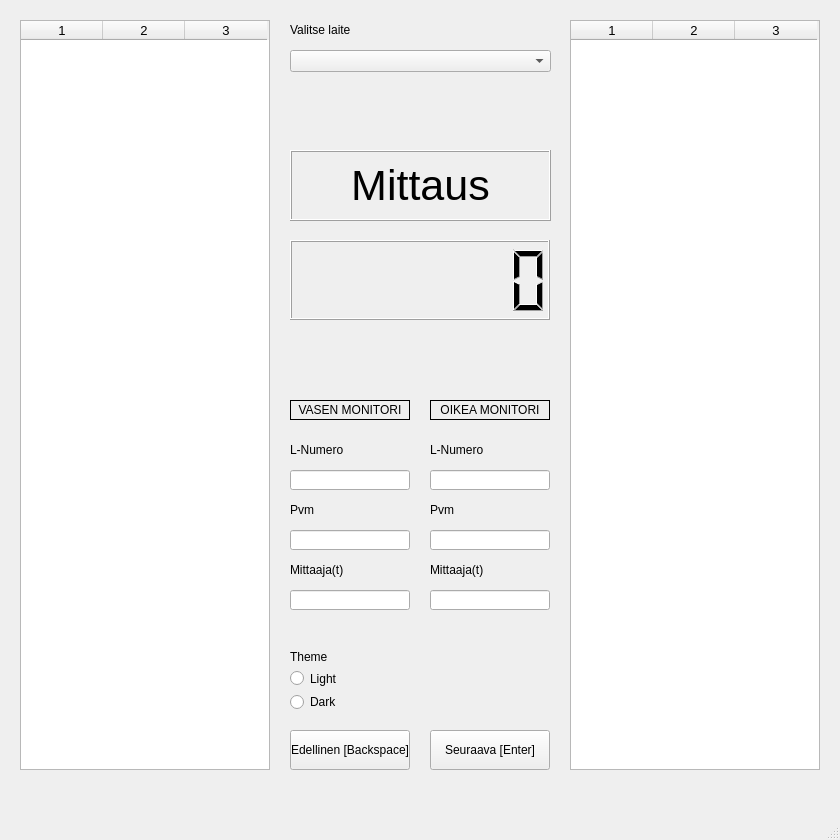
cyanidesayonara/monitorimittari, file ui.ui: the form before one commit.
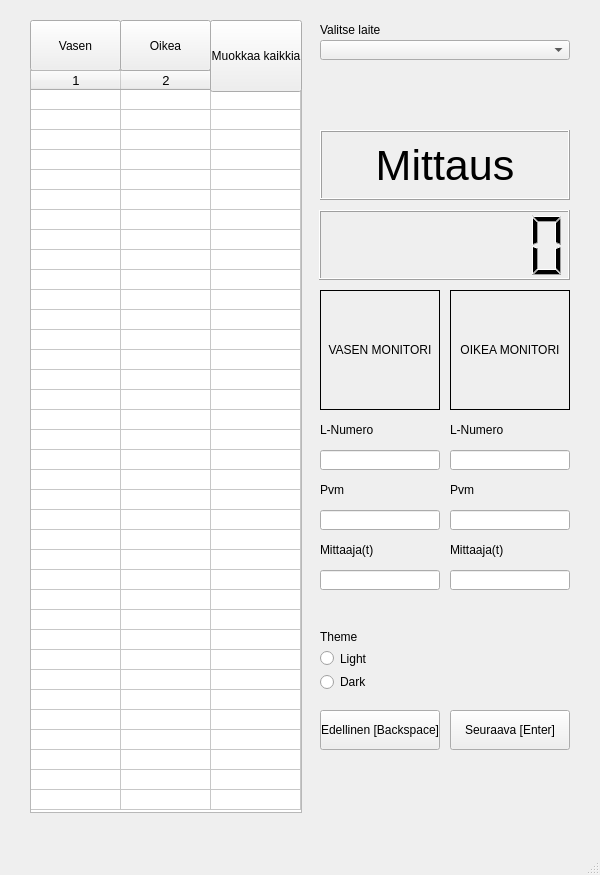
The form after the commit.

Patch:
```diff
--- a/ui.ui
+++ b/ui.ui
@@ -6,8 +6,8 @@
    <rect>
     <x>0</x>
     <y>0</y>
-    <width>840</width>
-    <height>840</height>
+    <width>600</width>
+    <height>875</height>
    </rect>
   </property>
   <property name="windowTitle">
@@ -17,8 +17,8 @@
    <widget class="QPushButton" name="backwardButton">
     <property name="geometry">
      <rect>
-      <x>290</x>
-      <y>730</y>
+      <x>320</x>
+      <y>710</y>
       <width>120</width>
       <height>40</height>
      </rect>
@@ -30,8 +30,8 @@
    <widget class="QPushButton" name="forwardButton">
     <property name="geometry">
      <rect>
-      <x>430</x>
-      <y>730</y>
+      <x>450</x>
+      <y>710</y>
       <width>120</width>
       <height>40</height>
      </rect>
@@ -43,17 +43,17 @@
    <widget class="QComboBox" name="deviceBox">
     <property name="geometry">
      <rect>
-      <x>290</x>
-      <y>50</y>
-      <width>261</width>
-      <height>22</height>
+      <x>320</x>
+      <y>40</y>
+      <width>250</width>
+      <height>20</height>
      </rect>
     </property>
    </widget>
    <widget class="QLabel" name="deviceBoxLabel">
     <property name="geometry">
      <rect>
-      <x>290</x>
+      <x>320</x>
       <y>20</y>
       <width>260</width>
       <height>20</height>
@@ -66,10 +66,10 @@
    <widget class="QLCDNumber" name="lcdNumber">
     <property name="geometry">
      <rect>
-      <x>290</x>
-      <y>240</y>
-      <width>260</width>
-      <height>80</height>
+      <x>319</x>
+      <y>210</y>
+      <width>251</width>
+      <height>70</height>
      </rect>
     </property>
     <property name="lineWidth">
@@ -88,10 +88,10 @@
    <widget class="QLabel" name="measurementLabel">
     <property name="geometry">
      <rect>
-      <x>290</x>
-      <y>150</y>
-      <width>261</width>
-      <height>71</height>
+      <x>320</x>
+      <y>130</y>
+      <width>250</width>
+      <height>70</height>
      </rect>
     </property>
     <property name="font">
@@ -112,64 +112,13 @@
      <set>Qt::AlignCenter</set>
     </property>
    </widget>
-   <widget class="QTableWidget" name="leftTableWidget">
-    <property name="geometry">
-     <rect>
-      <x>20</x>
-      <y>20</y>
-      <width>250</width>
-      <height>750</height>
-     </rect>
-    </property>
-    <property name="font">
-     <font>
-      <pointsize>10</pointsize>
-     </font>
-    </property>
-    <property name="showGrid">
-     <bool>true</bool>
-    </property>
-    <property name="gridStyle">
-     <enum>Qt::SolidLine</enum>
-    </property>
-    <property name="rowCount">
-     <number>0</number>
-    </property>
-    <property name="columnCount">
-     <number>3</number>
-    </property>
-    <attribute name="horizontalHeaderVisible">
-     <bool>true</bool>
-    </attribute>
-    <attribute name="horizontalHeaderDefaultSectionSize">
-     <number>82</number>
-    </attribute>
-    <attribute name="horizontalHeaderMinimumSectionSize">
-     <number>39</number>
-    </attribute>
-    <attribute name="verticalHeaderVisible">
-     <bool>false</bool>
-    </attribute>
-    <attribute name="verticalHeaderCascadingSectionResizes">
-     <bool>false</bool>
-    </attribute>
-    <attribute name="verticalHeaderDefaultSectionSize">
-     <number>20</number>
-    </attribute>
-    <attribute name="verticalHeaderMinimumSectionSize">
-     <number>20</number>
-    </attribute>
-    <column/>
-    <column/>
-    <column/>
-   </widget>
    <widget class="QTableWidget" name="rightTableWidget">
     <property name="geometry">
      <rect>
-      <x>570</x>
-      <y>20</y>
-      <width>250</width>
-      <height>750</height>
+      <x>30</x>
+      <y>70</y>
+      <width>272</width>
+      <height>743</height>
      </rect>
     </property>
     <property name="font">
@@ -177,6 +126,9 @@
       <pointsize>10</pointsize>
      </font>
     </property>
+    <property name="verticalScrollBarPolicy">
+     <enum>Qt::ScrollBarAlwaysOff</enum>
+    </property>
     <property name="showGrid">
      <bool>true</bool>
     </property>
@@ -184,7 +136,7 @@
      <enum>Qt::SolidLine</enum>
     </property>
     <property name="rowCount">
-     <number>0</number>
+     <number>36</number>
     </property>
     <property name="columnCount">
      <number>3</number>
@@ -193,7 +145,7 @@
      <bool>true</bool>
     </attribute>
     <attribute name="horizontalHeaderDefaultSectionSize">
-     <number>82</number>
+     <number>90</number>
     </attribute>
     <attribute name="verticalHeaderVisible">
      <bool>false</bool>
@@ -202,11 +154,47 @@
      <bool>false</bool>
     </attribute>
     <attribute name="verticalHeaderDefaultSectionSize">
-     <number>20</number>
+     <number>18</number>
     </attribute>
     <attribute name="verticalHeaderMinimumSectionSize">
      <number>20</number>
     </attribute>
+    <row/>
+    <row/>
+    <row/>
+    <row/>
+    <row/>
+    <row/>
+    <row/>
+    <row/>
+    <row/>
+    <row/>
+    <row/>
+    <row/>
+    <row/>
+    <row/>
+    <row/>
+    <row/>
+    <row/>
+    <row/>
+    <row/>
+    <row/>
+    <row/>
+    <row/>
+    <row/>
+    <row/>
+    <row/>
+    <row/>
+    <row/>
+    <row/>
+    <row/>
+    <row/>
+    <row/>
+    <row/>
+    <row/>
+    <row/>
+    <row/>
+    <row/>
     <column/>
     <column/>
     <column/>
@@ -214,8 +202,8 @@
    <widget class="QLineEdit" name="leftLNumberInput">
     <property name="geometry">
      <rect>
-      <x>290</x>
-      <y>470</y>
+      <x>320</x>
+      <y>450</y>
       <width>120</width>
       <height>20</height>
      </rect>
@@ -224,8 +212,8 @@
    <widget class="QLineEdit" name="rightLNumberInput">
     <property name="geometry">
      <rect>
-      <x>430</x>
-      <y>470</y>
+      <x>450</x>
+      <y>450</y>
       <width>120</width>
       <height>20</height>
      </rect>
@@ -234,10 +222,10 @@
    <widget class="QLabel" name="leftMonitorLabel">
     <property name="geometry">
      <rect>
-      <x>290</x>
-      <y>400</y>
+      <x>320</x>
+      <y>290</y>
       <width>120</width>
-      <height>20</height>
+      <height>120</height>
      </rect>
     </property>
     <property name="frameShape">
@@ -253,10 +241,10 @@
    <widget class="QLabel" name="rightMonitorLabel">
     <property name="geometry">
      <rect>
-      <x>430</x>
-      <y>400</y>
+      <x>450</x>
+      <y>290</y>
       <width>120</width>
-      <height>20</height>
+      <height>120</height>
      </rect>
     </property>
     <property name="frameShape">
@@ -272,8 +260,8 @@
    <widget class="QLabel" name="leftLNumberLabel">
     <property name="geometry">
      <rect>
-      <x>290</x>
-      <y>440</y>
+      <x>320</x>
+      <y>420</y>
       <width>120</width>
       <height>20</height>
      </rect>
@@ -285,8 +273,8 @@
    <widget class="QLabel" name="rightLNumberLabel">
     <property name="geometry">
      <rect>
-      <x>430</x>
-      <y>440</y>
+      <x>450</x>
+      <y>420</y>
       <width>120</width>
       <height>20</height>
      </rect>
@@ -298,8 +286,8 @@
    <widget class="QLabel" name="rightPvmLabel">
     <property name="geometry">
      <rect>
-      <x>430</x>
-      <y>500</y>
+      <x>450</x>
+      <y>480</y>
       <width>120</width>
       <height>20</height>
      </rect>
@@ -311,8 +299,8 @@
    <widget class="QLineEdit" name="leftLPvmInput_2">
     <property name="geometry">
      <rect>
-      <x>290</x>
-      <y>530</y>
+      <x>320</x>
+      <y>510</y>
       <width>120</width>
       <height>20</height>
      </rect>
@@ -321,8 +309,8 @@
    <widget class="QLineEdit" name="rightLPvmInput">
     <property name="geometry">
      <rect>
-      <x>430</x>
-      <y>530</y>
+      <x>450</x>
+      <y>510</y>
       <width>120</width>
       <height>20</height>
      </rect>
@@ -331,8 +319,8 @@
    <widget class="QLabel" name="leftPvmLabel">
     <property name="geometry">
      <rect>
-      <x>290</x>
-      <y>500</y>
+      <x>320</x>
+      <y>480</y>
       <width>120</width>
       <height>20</height>
      </rect>
@@ -344,8 +332,8 @@
    <widget class="QLabel" name="leftMittaajaLabel">
     <property name="geometry">
      <rect>
-      <x>290</x>
-      <y>560</y>
+      <x>320</x>
+      <y>540</y>
       <width>120</width>
       <height>20</height>
      </rect>
@@ -357,8 +345,8 @@
    <widget class="QLabel" name="rightMittaajaLabel">
     <property name="geometry">
      <rect>
-      <x>430</x>
-      <y>560</y>
+      <x>450</x>
+      <y>540</y>
       <width>120</width>
       <height>20</height>
      </rect>
@@ -370,8 +358,8 @@
    <widget class="QLineEdit" name="leftLMittaajaInput_2">
     <property name="geometry">
      <rect>
-      <x>290</x>
-      <y>590</y>
+      <x>320</x>
+      <y>570</y>
       <width>120</width>
       <height>20</height>
      </rect>
@@ -380,8 +368,8 @@
    <widget class="QLineEdit" name="rightLMittaajaInput">
     <property name="geometry">
      <rect>
-      <x>430</x>
-      <y>590</y>
+      <x>450</x>
+      <y>570</y>
       <width>120</width>
       <height>20</height>
      </rect>
@@ -390,8 +378,8 @@
    <widget class="QWidget" name="verticalLayoutWidget">
     <property name="geometry">
      <rect>
-      <x>290</x>
-      <y>650</y>
+      <x>320</x>
+      <y>630</y>
       <width>121</width>
       <height>61</height>
      </rect>
@@ -420,6 +408,132 @@
      </item>
     </layout>
    </widget>
+   <widget class="QPushButton" name="leftMonitorSelect">
+    <property name="geometry">
+     <rect>
+      <x>30</x>
+      <y>20</y>
+      <width>91</width>
+      <height>51</height>
+     </rect>
+    </property>
+    <property name="text">
+     <string>Vasen</string>
+    </property>
+   </widget>
+   <widget class="QTableWidget" name="leftTableWidget">
+    <property name="geometry">
+     <rect>
+      <x>30</x>
+      <y>70</y>
+      <width>272</width>
+      <height>743</height>
+     </rect>
+    </property>
+    <property name="font">
+     <font>
+      <pointsize>10</pointsize>
+     </font>
+    </property>
+    <property name="verticalScrollBarPolicy">
+     <enum>Qt::ScrollBarAlwaysOff</enum>
+    </property>
+    <property name="showGrid">
+     <bool>true</bool>
+    </property>
+    <property name="gridStyle">
+     <enum>Qt::SolidLine</enum>
+    </property>
+    <property name="rowCount">
+     <number>36</number>
+    </property>
+    <property name="columnCount">
+     <number>3</number>
+    </property>
+    <attribute name="horizontalHeaderVisible">
+     <bool>true</bool>
+    </attribute>
+    <attribute name="horizontalHeaderDefaultSectionSize">
+     <number>90</number>
+    </attribute>
+    <attribute name="verticalHeaderVisible">
+     <bool>false</bool>
+    </attribute>
+    <attribute name="verticalHeaderCascadingSectionResizes">
+     <bool>false</bool>
+    </attribute>
+    <attribute name="verticalHeaderDefaultSectionSize">
+     <number>18</number>
+    </attribute>
+    <attribute name="verticalHeaderMinimumSectionSize">
+     <number>20</number>
+    </attribute>
+    <row/>
+    <row/>
+    <row/>
+    <row/>
+    <row/>
+    <row/>
+    <row/>
+    <row/>
+    <row/>
+    <row/>
+    <row/>
+    <row/>
+    <row/>
+    <row/>
+    <row/>
+    <row/>
+    <row/>
+    <row/>
+    <row/>
+    <row/>
+    <row/>
+    <row/>
+    <row/>
+    <row/>
+    <row/>
+    <row/>
+    <row/>
+    <row/>
+    <row/>
+    <row/>
+    <row/>
+    <row/>
+    <row/>
+    <row/>
+    <row/>
+    <row/>
+    <column/>
+    <column/>
+    <column/>
+   </widget>
+   <widget class="QPushButton" name="rightMonitorSelect">
+    <property name="geometry">
+     <rect>
+      <x>120</x>
+      <y>20</y>
+      <width>91</width>
+      <height>51</height>
+     </rect>
+    </property>
+    <property name="text">
+     <string>Oikea</string>
+    </property>
+   </widget>
+   <widget class="QPushButton" name="rightMonitorSelect_2">
+    <property name="geometry">
+     <rect>
+      <x>210</x>
+      <y>20</y>
+      <width>92</width>
+      <height>72</height>
+     </rect>
+    </property>
+    <property name="text">
+     <string>Muokkaa kaikkia</string>
+    </property>
+   </widget>
   </widget>
   <widget class="QMenuBar" name="menubar">
    <property name="geometry">
```
Left out of the diff: 4 changed lines with no effect on the pictures.
